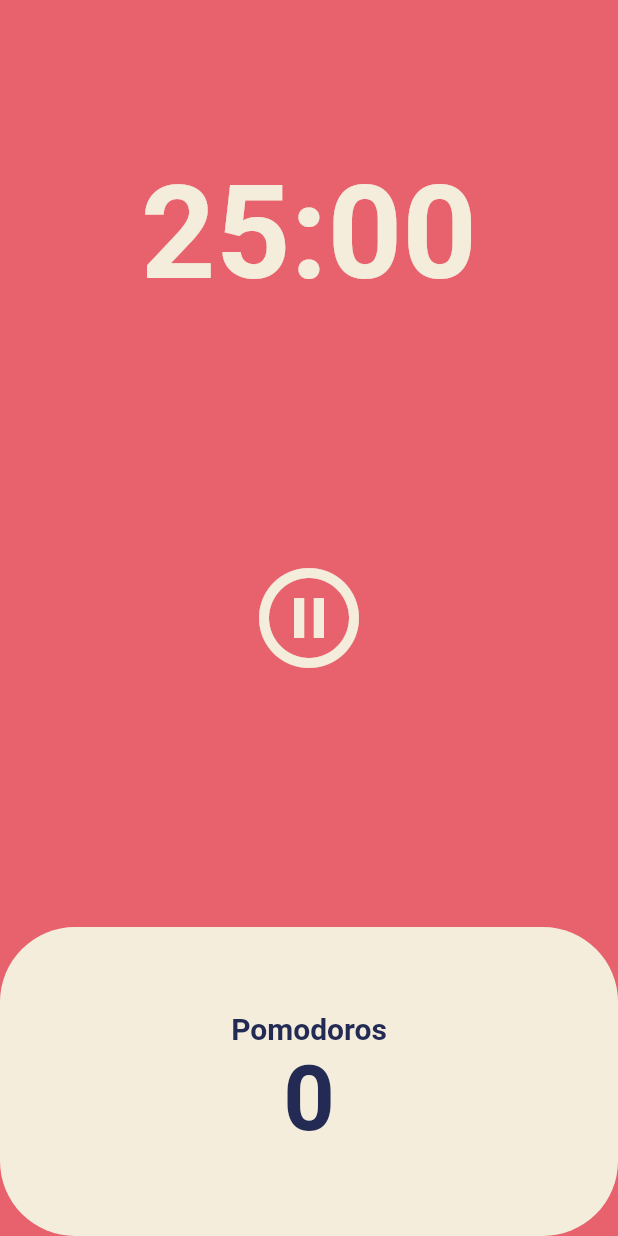
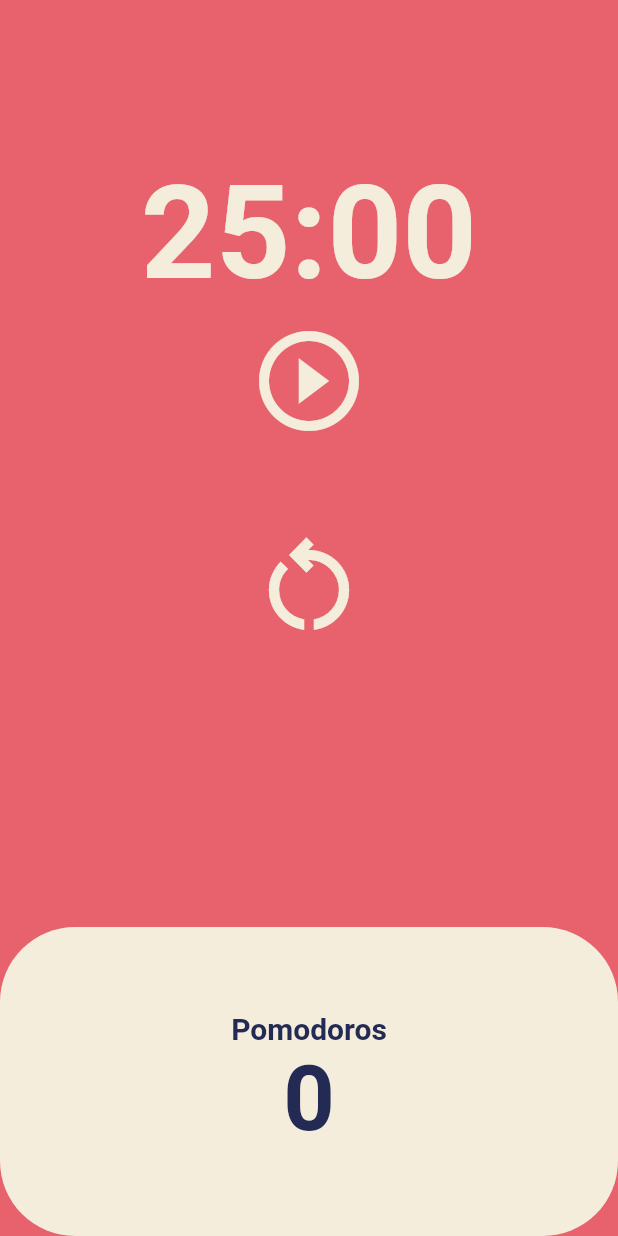
Before and after one commit to beoma21/TIL, a Flutter app: the screen it shows after launch, on a phone screen of 412 x 824 dp. Run offline on Flutter 3.47's test engine with Material 2 defaults, Android fonts, the phone set to English and light mode, and no system bars.

Commit message:
Flutter_resetbutton_230206

```diff
--- a/FirstProject/flutter_application_1/lib/screens/home_screen.dart
+++ b/FirstProject/flutter_application_1/lib/screens/home_screen.dart
@@ -46,6 +46,14 @@ class _HomeScreenState extends State<HomeScreen> {
     });
   }
 
+  void onResetPressed() {
+    setState(() {
+      totalPomodoros = 0;
+      totalSeconds = tfm;
+    });
+    onPausePressed();
+  }
+
   String format(int seconds) {
     var duration = Duration(seconds: seconds);
     return duration.toString().split('.').first.substring(2, 7);
@@ -55,8 +63,7 @@ class _HomeScreenState extends State<HomeScreen> {
   Widget build(BuildContext context) {
     return Scaffold(
       backgroundColor: Theme.of(context).backgroundColor,
-      body: Column(
-        children: [
+      body: Column(children: [
         Flexible(
           flex: 1,
           child: Container(
@@ -73,14 +80,22 @@ class _HomeScreenState extends State<HomeScreen> {
         ),
         Flexible(
           flex: 2,
-            child: Center(
-              child: IconButton(
+          child: Column(
+            children: [
+              IconButton(
                   icon: Icon(isRunning
-                      ? Icons.play_circle_outline
-                      : Icons.pause_circle_outline),
+                      ? Icons.pause_circle_outline
+                      : Icons.play_circle_outline),
                   iconSize: 80,
                   color: Theme.of(context).cardColor,
                   onPressed: isRunning ? onPausePressed : onStartPressed),
+              const SizedBox(height: 40),
+              IconButton(
+                  icon: const Icon(Icons.restart_alt_outlined),
+                  iconSize: 80,
+                  color: Theme.of(context).cardColor,
+                  onPressed: onResetPressed),
+            ],
           ),
         ),
         Flexible(
@@ -120,8 +135,7 @@ class _HomeScreenState extends State<HomeScreen> {
             ],
           ),
         ),
-        ],
-      ),
+      ]),
     );
   }
 }
```
Lines whose indentation alone changed are shown as unchanged.
